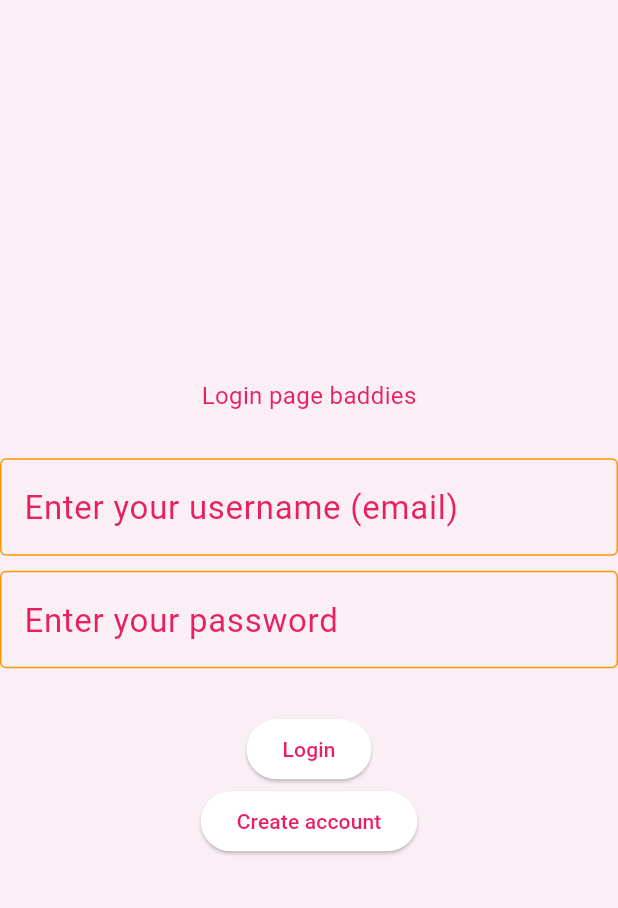
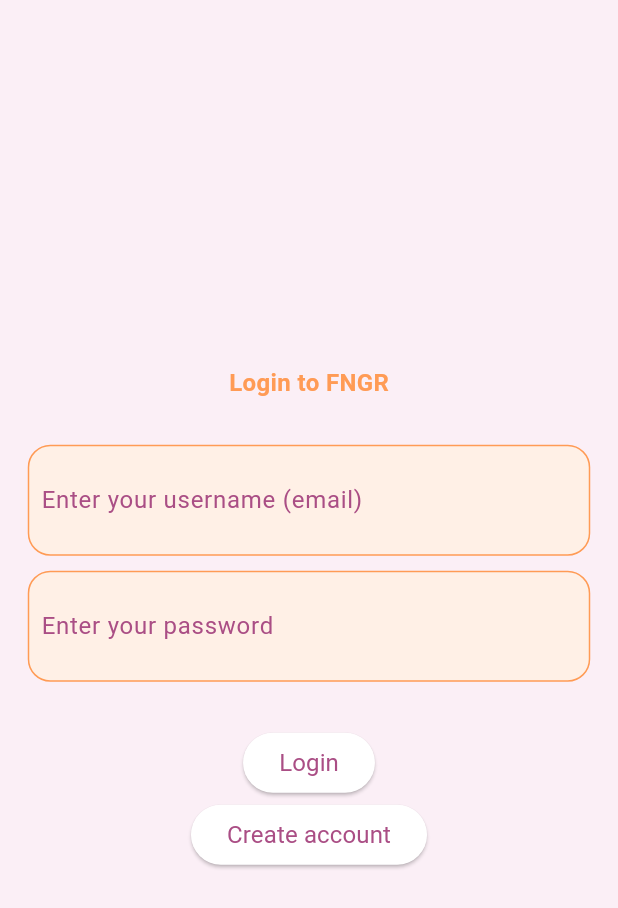
Before and after one commit to mayasaltzman/FNGR, a Flutter app: the LoginPage screen opened directly, on a phone screen of 412 x 824 dp. Shown: the top 908 px of the screen. Run offline on Flutter 3.47's test engine with Material 3 defaults, Android fonts, the phone set to English and light mode, and no system bars; our stand-ins replace cloud_firestore, firebase_auth, firebase_core, geocoding, geolocator, image_picker and 1 more; missing offline and left inert: flutter_chat_core, flutter_chat_ui; accounts and stored records are empty; Roboto replaces fonts that are missing (Gilroy-bold).

Commit message:
make login style align w rest of app

```diff
--- a/lib/main.dart
+++ b/lib/main.dart
@@ -47,8 +47,8 @@ class MyApp extends StatelessWidget {
               bodySmall: TextStyle(fontSize: 14))),
       debugShowCheckedModeBanner: false,
       // home: const HomePage(),
-      //home: const LoginPage(),
-      home: const CreateProfilePage(),
+      home: const LoginPage(),
+      //home: const CreateProfilePage(),
     );
   }
 }
--- a/lib/pages/auth/login_page.dart
+++ b/lib/pages/auth/login_page.dart
@@ -2,6 +2,31 @@ import 'package:flutter/material.dart';
 import '../../pages/auth/create_account.dart';
 import '../../services/firebase_service.dart';
 import '../../main.dart'; // Import NavMenu
+
+//styles for the page
+abstract class ProfileStyles {
+  //styles for boxes
+  static BoxDecoration boxDecoration = BoxDecoration(
+      color: const Color(0xFFFFF0E6),
+      borderRadius: BorderRadius.circular(15.0),
+      border: Border.all(
+        color: const Color(0xFFFF9B55),
+        width: 1,
+      ));
+
+  //text styles for headings in boxes
+  static TextStyle boxHeader = const TextStyle(
+      fontWeight: FontWeight.bold, color: Color(0xFFFF9B55), fontSize: 16);
+
+  //text styles for text in boxes
+  static TextStyle boxText = const TextStyle(
+      fontWeight: FontWeight.normal, color: Color(0xFFAA4E85), fontSize: 16);
+
+  static const containerWidth = 375.0;
+
+  static const boxPadding = EdgeInsets.all(8.0);
+}
+
 class LoginPage extends StatefulWidget {
   const LoginPage({super.key});
 
@@ -63,40 +88,41 @@ class _LoginState extends State<LoginPage> {
         child: SingleChildScrollView(
           child: Column(
             children: [
-              const Text(
-                "Login page baddies",
-                style: TextStyle(color: Colors.pink),
+              Text(
+                "Login to FNGR",
+                style: ProfileStyles.boxHeader,
               ),
 
               const SizedBox(height: 30),
-              TextField(
+              Container(
+                decoration: ProfileStyles.boxDecoration,
+                padding: ProfileStyles.boxPadding,
+                width: ProfileStyles.containerWidth,
+                child: TextField(
                   controller: _emailController,
-                style: TextStyle(color:Colors.pink),
+                  style: ProfileStyles.boxText,
                   decoration: InputDecoration(
+                    border: InputBorder.none,
                     labelText: 'Enter your username (email)',
-                  labelStyle: TextStyle(color:Colors.pink),
-                  enabledBorder: OutlineInputBorder(
-                    borderSide: BorderSide(color: Colors.orange, width: 1.0),
-                  ),
-                  focusedBorder: OutlineInputBorder(
-                    borderSide: BorderSide(color: Colors.orange, width: 2.0),
+                    labelStyle: ProfileStyles.boxText,
                   ),
               ),
             ),
 
+
               const SizedBox(height: 10),
-              TextField(
+              Container(
+                decoration: ProfileStyles.boxDecoration,
+                padding: ProfileStyles.boxPadding,
+                width: ProfileStyles.containerWidth,
+                child: TextField(
                   controller: _passwordController,
-                style: TextStyle(color:Colors.pink),
+                  style: ProfileStyles.boxText,
                   obscureText: true,
                   decoration: InputDecoration(
+                    border: InputBorder.none,
                     labelText: 'Enter your password',
-                  labelStyle: TextStyle(color:Colors.pink),
-                  enabledBorder: OutlineInputBorder(
-                    borderSide: BorderSide(color: Colors.orange, width: 1.0),
-                  ),
-                  focusedBorder: OutlineInputBorder(
-                    borderSide: BorderSide(color: Colors.orange, width: 2.0),
+                    labelStyle: ProfileStyles.boxText,
                   ),
                 ),
               ),
@@ -106,9 +132,9 @@ class _LoginState extends State<LoginPage> {
                 onPressed: isLoading ? null : () {
                   _signIn();
               },
-                child: const Text(
+                child: Text(
                   "Login",
-                  style: TextStyle(color: Colors.pink),
+                  style: ProfileStyles.boxText,
                 ),
               ),
 
@@ -116,9 +142,9 @@ class _LoginState extends State<LoginPage> {
                 onPressed: () {
                   Navigator.push(context, MaterialPageRoute(builder: (context) => const CreateAccount()));
               },
-                child: const Text(
+                child: Text(
                   "Create account",
-                  style: TextStyle(color: Colors.pink),
+                  style: ProfileStyles.boxText,
                 ),
               ),
             ],
```
Lines whose indentation alone changed are shown as unchanged.
